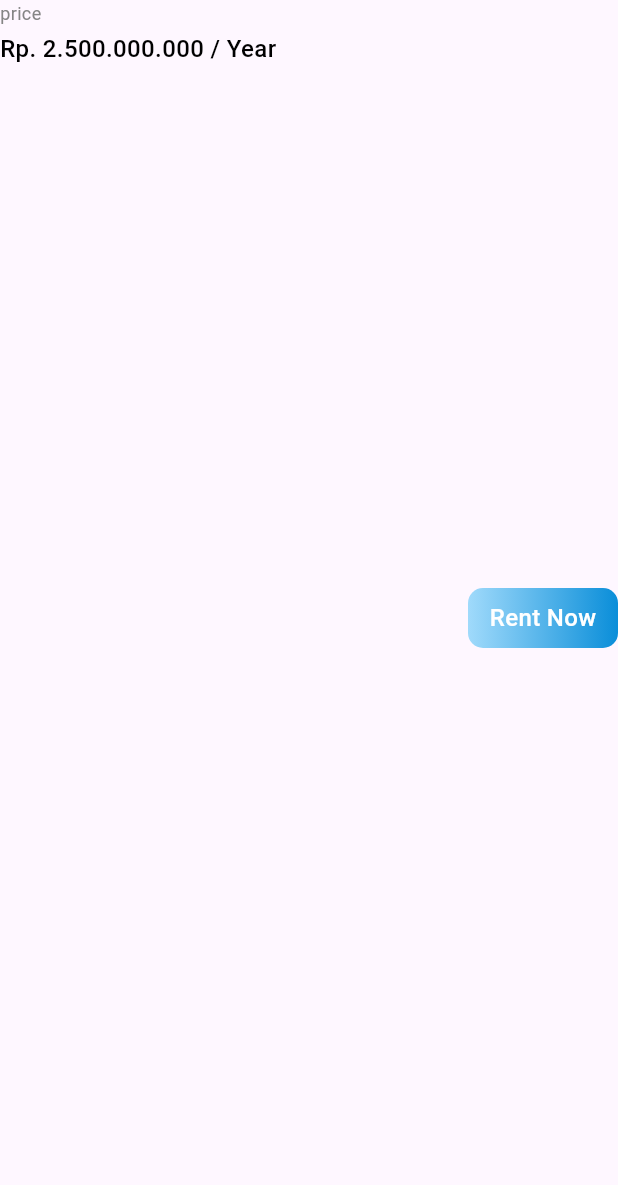
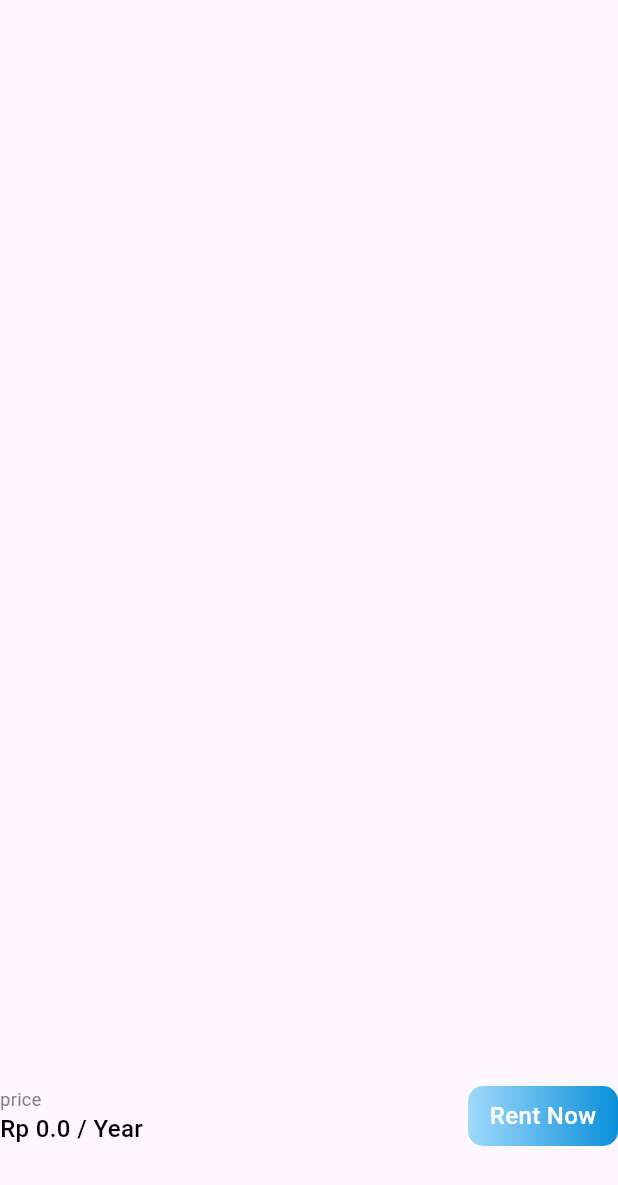
Before and after one commit to Shahin4292/Skill-Test, a Flutter app: the PriceActionButton widget shown alone on an empty page, opened directly with empty values, on a phone screen of 412 x 824 dp. Shown: the top 1185 px of the screen. Run offline on Flutter 3.47's test engine with Material 3 defaults, Android fonts, the phone set to English and light mode, and no system bars; our stand-ins replace flutter_advanced_drawer, flutter_svg, get; network calls fail.

Commit message:
add done

```diff
--- a/lib/repository/property_repository/property_repository.dart
+++ b/lib/repository/property_repository/property_repository.dart
@@ -9,7 +9,7 @@ class PropertyRepository {
         name: 'Dreamsville House',
         address: 'Jl Sultan Iskandar Muda',
         imageUrl: AppAssets.dreamsVille,
-        price: 0,
+        price: 2500000000,
         priceType:'Jl. Sultan Iskandar Muda, Jakarta selatan',
         bedrooms: 6,
         bathrooms: 4,
@@ -19,7 +19,7 @@ class PropertyRepository {
         name: 'Ascot House',
         address: 'Jl Cilandak Tengah',
         imageUrl: AppAssets.dreamsVille,
-        price: 0,
+        price: 2000000000,
         priceType: 'Jl Cilandak Tengah, Jakarta selatan',
         bedrooms: 5,
         bathrooms: 2,
--- a/lib/view/details_product/widgets/price_action_button.dart
+++ b/lib/view/details_product/widgets/price_action_button.dart
@@ -5,27 +5,22 @@ import '../../../Res/components/modify_text.dart';
 
 class PriceActionButton extends StatelessWidget {
   final double price;
-  final String priceType;
   final VoidCallback onRentNow;
 
   const PriceActionButton({
     super.key,
     required this.price,
-    required this.priceType,
     required this.onRentNow,
   });
 
   @override
   Widget build(BuildContext context) {
-    return Row(
-      mainAxisAlignment: MainAxisAlignment.spaceBetween,
+    return Stack(
       children: [
-        // Text(
-        //   'Rp ${price.toStringAsFixed(0)} / $priceType',
-        //   style: TextStyle(fontSize: 20, fontWeight: FontWeight.bold),
-        // ),
-        Column(
-          spacing: 4,
+        Positioned(
+          bottom: 60,
+          left: 0,
+          child: Column(
             crossAxisAlignment: CrossAxisAlignment.start,
             children: [
               ModifiedText(
@@ -35,14 +30,20 @@ class PriceActionButton extends StatelessWidget {
                 color: AppColor.darkGrey,
               ),
               ModifiedText(
-                text: 'Rp. 2.500.000.000 / Year',
+                text: 'Rp $price / Year',
                 size: 16,
                 fontWeight: FontWeight.w500,
-                color: Colors.black),
+                color: Colors.black,
+              ),
             ],
           ),
-        SizedBox(width: 80,),
-        Container(
+        ),
+        Positioned(
+          bottom: 60,
+          right: 0,
+          child: GestureDetector(
+            onTap: onRentNow,
+            child: Container(
               height: 40,
               width: 100,
               decoration: BoxDecoration(
@@ -56,7 +57,9 @@ class PriceActionButton extends StatelessWidget {
                   color: Colors.white,
                 ),
               ),
-        )
+            ),
+          ),
+        ),
       ],
     );
   }
--- a/lib/viewModel/home/home_controller.dart
+++ b/lib/viewModel/home/home_controller.dart
@@ -1,3 +1,4 @@
+import 'package:flutter_advanced_drawer/flutter_advanced_drawer.dart';
 import 'package:get/get.dart';
 
 import '../../Model/property/property_model.dart';
```
Also changed, not shown: lib/res/assets/app_assets.dart (+8 -12 lines), lib/utils/utils.dart (+64 -0 lines), lib/view/details_product/details_product_view.dart (+4 -15 lines), lib/view/home/home_view.dart (+25 -6 lines), lib/view/home/widgets/custom_drawer.dart (+52 -186 lines), assets/icons/messages.svg, assets/icons/nearby.svg (added), assets/icons/notify.svg (added). Lines whose indentation alone changed are shown as unchanged.
